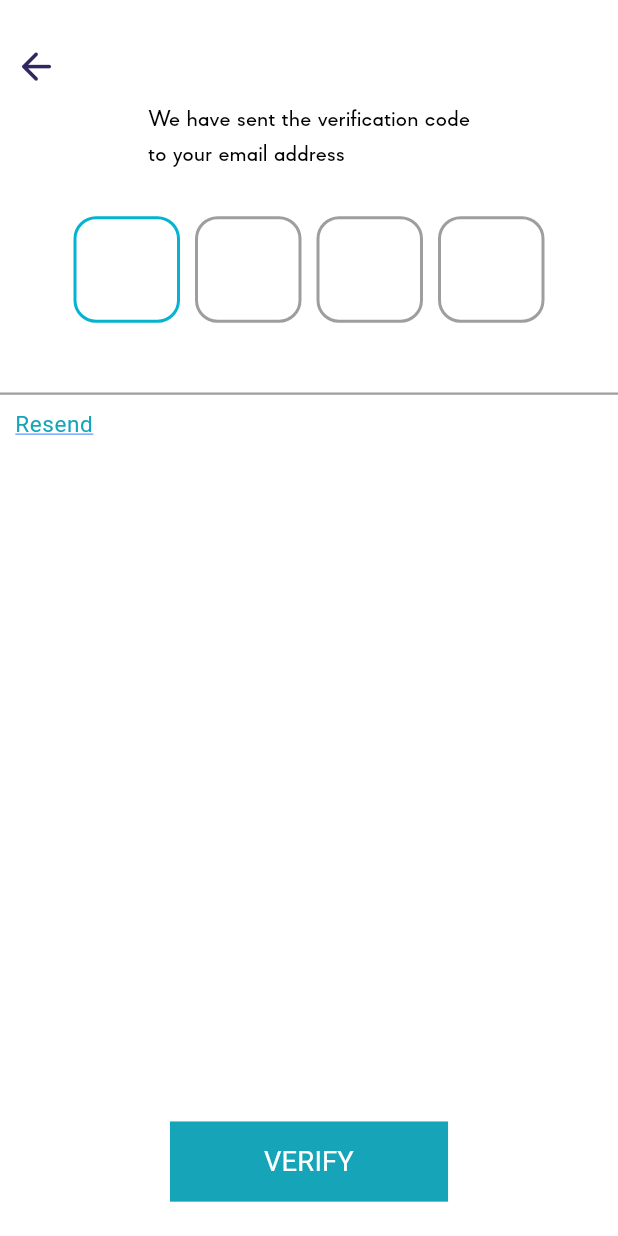
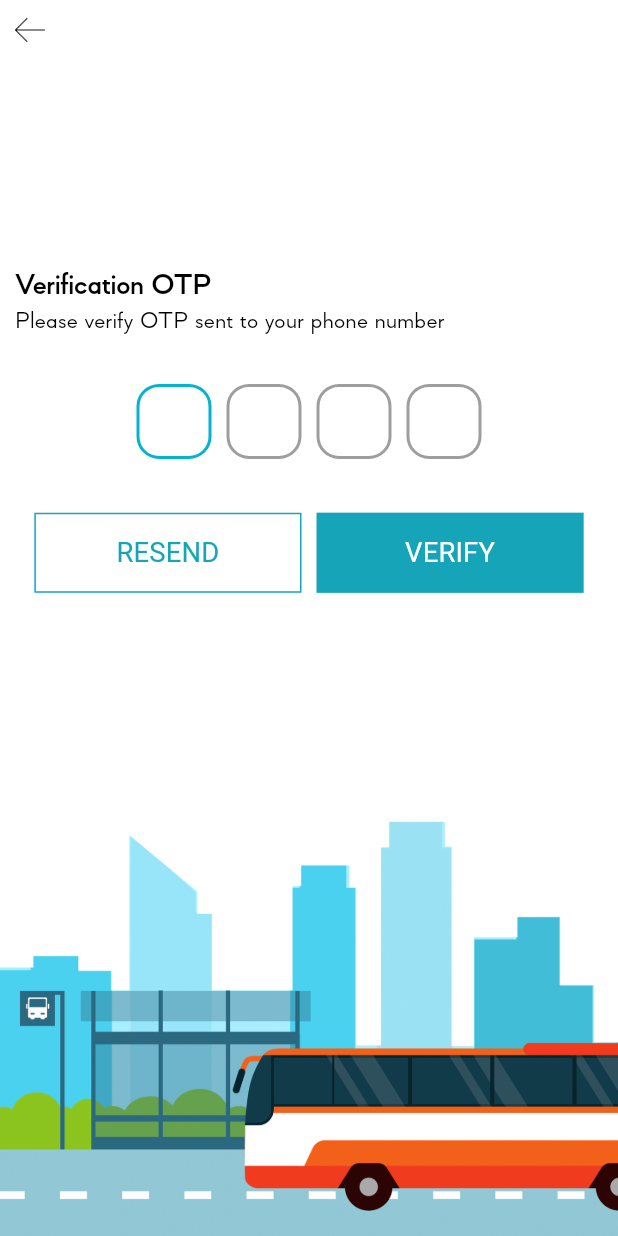
Before and after one commit to iglobleinfo/new-smartryde, a Flutter app: the VerifyOtpPage screen opened by its route, on a phone screen of 412 x 824 dp. Run offline on Flutter 3.47's test engine with Material 3 defaults, Android fonts, the light colour scheme and no system bars; our stand-ins replace cached_network_image, connectivity_plus, device_info_plus, dio, fancy_shimmer_image, file_picker and 18 more; missing offline and left inert: colorful_safe_area, flutter_facebook_auth, the_apple_sign_in; accounts and stored records are empty; network calls fail.

Commit message:
OTP verification done

```diff
--- a/lib/app/core/translations/languages/en_Us.dart
+++ b/lib/app/core/translations/languages/en_Us.dart
@@ -13,7 +13,7 @@ const Map<String, String> enUS = {
   'and': 'and',
   'privacyPolicy': 'privacy policy',
   'enterYourEmail': 'Enter Your Email',
-  "otpSentDescription": "We have sent the verification code\nto your email address",
+  "otpSentDescription": "Please verify OTP sent to your phone number",
   'password': 'Password',
   'pleaseEnterEmailAddress': 'Please enter email address',
   'pleaseEnterValidEmailAddress': 'Please enter valid email address',
@@ -23,6 +23,7 @@ const Map<String, String> enUS = {
   'enterEmail': 'Enter email address',
   'pleaseEnterPhoneNumber': 'Please enter phone number',
   'pleaseEnterValidNumber': 'Please enter a valid phone number',
+  'verificationOTP': 'Verification OTP',
   keyPressToExitApp: "Press one more time to push app into background",
   keyNoResultFound: "No Result Found",
   keyEnglish: "English",
--- a/lib/app/core/values/app_strings.dart
+++ b/lib/app/core/values/app_strings.dart
@@ -23,6 +23,7 @@ const String stringPasswordValidValidation = 'pleaseEnterValidPassword';
 const String stringPhoneNumberValidation = 'pleaseEnterPhoneNumber';
 const String stringPhoneNumberValidValidation = 'pleaseEnterValidNumber';
 const String enterName = 'enterName';
+const String stringVerificationOTP = 'verificationOTP';
 /// **********************************************************************
 /// **********************************************************************
 /// **********************************************************************
--- a/lib/app/core/widgets/otp_input.dart
+++ b/lib/app/core/widgets/otp_input.dart
@@ -18,7 +18,7 @@ class OtpInput extends StatefulWidget {
     required this.focusNode,
     required this.controller,
   }) : assert(otpLength >= 4 && otpLength <= 8,
-  'OTP length must be between 4 and 8');
+            'OTP length must be between 4 and 8');
 
   @override
   createState() => _OtpInputState();
@@ -72,15 +72,15 @@ class _OtpInputState extends State<OtpInput> {
           _focusNode.requestFocus();
         },
         child: SizedBox(
-          width: 71,
-          height: 71,
+          width: 50,
+          height: 50,
           child: Container(
             decoration: BoxDecoration(
               borderRadius: BorderRadius.circular(15.0),
               border: Border.all(
                 color: _controller.text.length == index ||
-                    _controller.text.length > index ||
-                    (_focusNode.hasFocus && index == 0)
+                        _controller.text.length > index ||
+                        (_focusNode.hasFocus && index == 0)
                     ? widget.focusColor // Green border when focused
                     : widget.unFocusColor, // White border when unfocused
                 width: 2.0,
@@ -89,7 +89,7 @@ class _OtpInputState extends State<OtpInput> {
             alignment: Alignment.center,
             child: Text(
               (_focusNode.hasFocus && index == 0 && _controller.text.isEmpty) ||
-                  (_controller.text.length == index && _focusNode.hasFocus)
+                      (_controller.text.length == index && _focusNode.hasFocus)
                   ? "|"
                   : _otpValues[index], // Display each character from the OTP
               // style: AppTheme.of(context).textStyleOtpField,
@@ -102,7 +102,7 @@ class _OtpInputState extends State<OtpInput> {
 
   @override
   Widget build(BuildContext context) {
-    return Column(
+    return Stack(
       children: [
         Row(
           mainAxisAlignment: MainAxisAlignment.center,
@@ -121,7 +121,12 @@ class _OtpInputState extends State<OtpInput> {
           decoration: const InputDecoration(
             counterText: '',
             border: InputBorder.none,
+            focusedBorder: InputBorder.none,
+            enabledBorder: InputBorder.none,
+            errorBorder: InputBorder.none,
+            disabledBorder: InputBorder.none,
           ),
+
           style: const TextStyle(
               color: Colors.transparent), // Hide the actual input text
           onChanged: (value) {
--- a/lib/app/data/remote_service/network/api_provider.dart
+++ b/lib/app/data/remote_service/network/api_provider.dart
@@ -65,7 +65,7 @@ class APIRepository {
   static Future generateOtpApi(String phoneNumber) async {
     try {
       final response = await dioClient!.get(
-        endPointGenerateOtp+phoneNumber,
+        endPointGenerateOtp + phoneNumber,
         skipAuth: false,
       );
       return response;
@@ -75,11 +75,18 @@ class APIRepository {
       );
     }
   }
- /*===================================================================== Verify Otp API Call  ==========================================================*/
-  static Future verifyOtpApi(String phoneNumber) async {
+
+  /*===================================================================== Verify Otp API Call  ==========================================================*/
+  static Future verifyOtpApi({
+    required String phoneNumber,
+    required String otp,
+  }) async {
     try {
       final response = await dioClient!.get(
-        endPointVerifyOtp+phoneNumber,
+        endPointVerifyOtp + phoneNumber,
+        queryParameters: {
+          'otp': otp,
+        },
         skipAuth: false,
       );
       return response;
--- a/lib/app/modules/authentication/verify_otp_module/verify_otp_page.dart
+++ b/lib/app/modules/authentication/verify_otp_module/verify_otp_page.dart
@@ -1,9 +1,14 @@
 import 'package:flutter/material.dart';
+import 'package:flutter_screenutil/flutter_screenutil.dart';
 import 'package:get/get.dart';
+import 'package:smart_ryde/app/core/values/app_assets.dart';
 import 'package:smart_ryde/app/core/values/app_colors.dart';
+import 'package:smart_ryde/app/core/widgets/custom_back_button.dart';
+import 'package:smart_ryde/app/core/widgets/outline_button_widget.dart';
 import '../../../core/values/app_strings.dart';
 import '../../../core/values/dimens.dart';
 import '../../../core/values/text_styles.dart';
+import '../../../core/widgets/asset_image.dart' show AssetImageWidget;
 import '../../../core/widgets/button_widget.dart';
 import '../../../core/widgets/otp_input.dart';
 import '../../../core/widgets/text_view.dart';
@@ -12,44 +17,49 @@ import 'verify_otp_controller.dart';
 class VerifyOtpPage extends GetView<VerifyOtpController> {
   const VerifyOtpPage({super.key});
 
-  Widget getBackButtonRow(BuildContext context) {
-    return Padding(
-      padding: EdgeInsets.symmetric(
-        horizontal: margin_8,
-        vertical: margin_8,
-      ),
-      child: Row(
-        children: [
-          InkWell(
-            onTap: () {
-              Get.back();
-            },
-            child: Icon(
-              Icons.arrow_back_rounded,
-            ),
-          ),
-        ],
-      ),
-    );
-  }
-
   @override
   Widget build(BuildContext context) {
     return GetBuilder<VerifyOtpController>(
         init: VerifyOtpController(),
         builder: (controller) {
           return Scaffold(
-            body: Column(
-              mainAxisAlignment: MainAxisAlignment.spaceBetween,
+            body: SafeArea(
+              child: Column(
+                mainAxisAlignment: MainAxisAlignment.start,
+                crossAxisAlignment: CrossAxisAlignment.start,
                 children: [
-                Column(
+                  CustomBackButton(),
+                  getOtpVerificationForm(context),
+                  AssetImageWidget(
+                    imageUrl: imageBusSmallLogin,
+                  ),
+                ],
+              ),
+            ),
+          );
+        });
+  }
+
+  Widget getOtpVerificationForm(BuildContext context) {
+    return Flexible(
+      child: Column(
+        mainAxisAlignment: MainAxisAlignment.center,
+        crossAxisAlignment: CrossAxisAlignment.start,
         children: [
-                    SizedBox(height: 20),
-                    getBackButtonRow(context),
+          Padding(
+            padding: const EdgeInsets.symmetric(horizontal: 10.0),
+            child: Text(
+              stringVerificationOTP.tr,
+              style: textStyleDisplayMedium(context),
+            ),
+          ),
           Padding(
             padding: const EdgeInsets.symmetric(horizontal: 10.0),
             child: Text(
               strOtpSentDescription.tr,
+              style: textStyleBodyMedium(context).copyWith(
+                fontWeight: FontWeight.w400,
+              ),
             ),
           ),
           SizedBox(height: 30),
@@ -60,32 +70,29 @@ class VerifyOtpPage extends GetView<VerifyOtpController> {
             onCompleted: controller.changePin,
             otpLength: 4,
           ),
+          SizedBox(
+            height: 30.h,
+          ),
           Padding(
-                      padding: const EdgeInsets.all(10),
+            padding: EdgeInsets.symmetric(horizontal: margin_20),
             child: Row(
               children: [
-                          GestureDetector(
+                Expanded(
+                  child: OutlineButtonWidget(
                     onTap: () {
                       controller.hitGenerateOtpAPI(context);
                     },
-                            child: TextView(
-                              text: 'Resend'.tr,
-                              textStyle: textStyleBodySmall(context).copyWith(
-                                fontSize: 15,
-                                color: appClickableTextColor,
-                                fontWeight: FontWeight.w400,
-                                decoration: TextDecoration.underline,
-                                decorationColor: Colors.blueAccent,
-                                decorationThickness: 1,
+                    outlineColor: appButtonColor,
+                    text: 'Resend'.tr.toUpperCase(),
+                    textStyle: textStyleButton(context).copyWith(
+                      color: appButtonColor,
+                      fontWeight: FontWeight.normal,
                     ),
                   ),
                 ),
-                        ],
-                      ),
-                    ),
-                  ],
-                ),
-                Align(
+                SizedBox(width: 10,),
+                Expanded(
+                  child: Align(
                     alignment: Alignment.center,
                     child: MaterialButtonWidget(
                       buttonText: 'Verify'.toUpperCase(),
@@ -93,10 +100,13 @@ class VerifyOtpPage extends GetView<VerifyOtpController> {
                         controller.verifyOtp(context);
                       },
                     ),
-                ).marginOnly(bottom: margin_20),
+                  ),
+                )
+              ],
+            ),
+          ),
         ],
       ),
     );
-        });
   }
 }
```
Also changed, not shown: lib/app/data/common_models/message_response_model.dart (+17 -16 lines), lib/app/modules/authentication/verify_otp_module/verify_otp_controller.dart (+7 -5 lines). Lines whose indentation alone changed are shown as unchanged.
